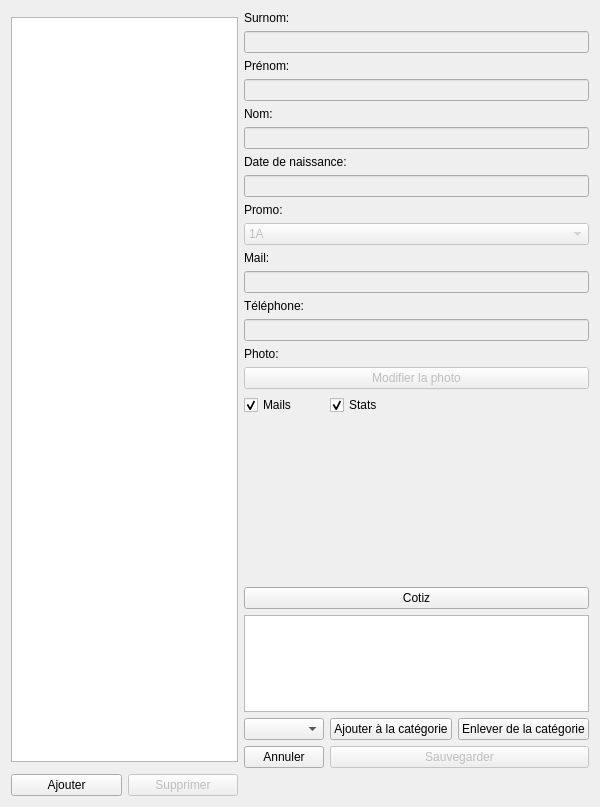
Above: application/ui/notes_management_window.ui from nils-van-zuijlen/Enibar before the change. Below: the same form after it.
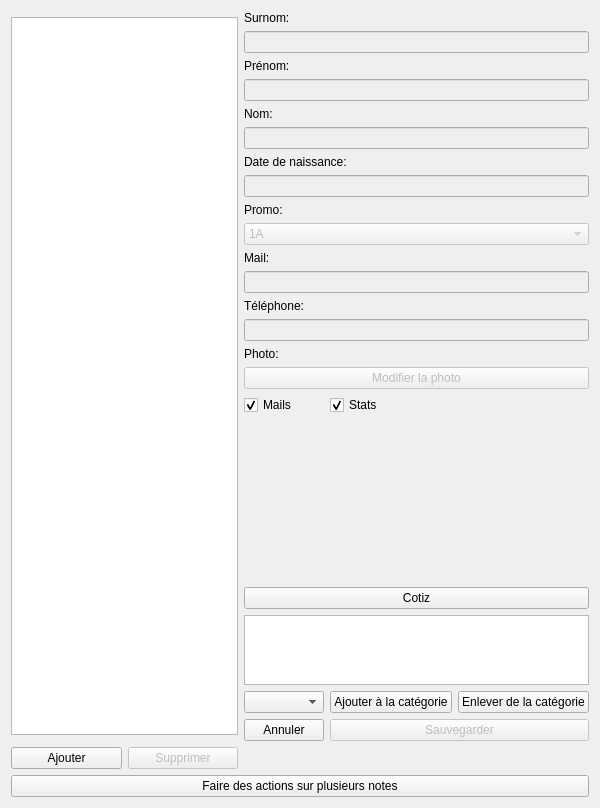
That is the form after the change. Custom widgets are drawn as their Qt base class.

Commit message:
Add buttons from notes manageent to group actions.
Fixes #181

```diff
--- a/application/ui/notes_management_window.ui
+++ b/application/ui/notes_management_window.ui
@@ -360,6 +360,20 @@
      </item>
     </layout>
    </item>
+   <item row="1" column="1">
+    <widget class="ManageNotesList" name="note_list">
+     <property name="sortingEnabled">
+      <bool>true</bool>
+     </property>
+    </widget>
+   </item>
+   <item row="5" column="1" colspan="2">
+    <widget class="QPushButton" name="group_action_button">
+     <property name="text">
+      <string>Faire des actions sur plusieurs notes</string>
+     </property>
+    </widget>
+   </item>
   </layout>
  </widget>
  <customwidgets>
```
Left out of the diff: 24 changed lines with no effect on the pictures. The commit also changes 4 other files.
